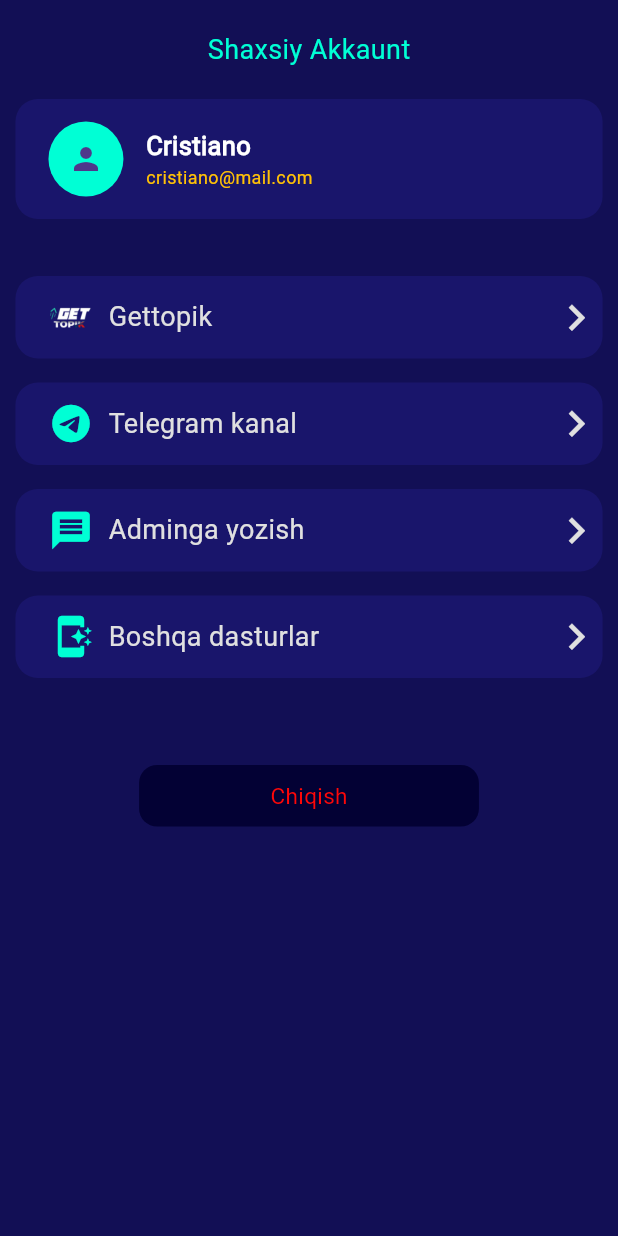
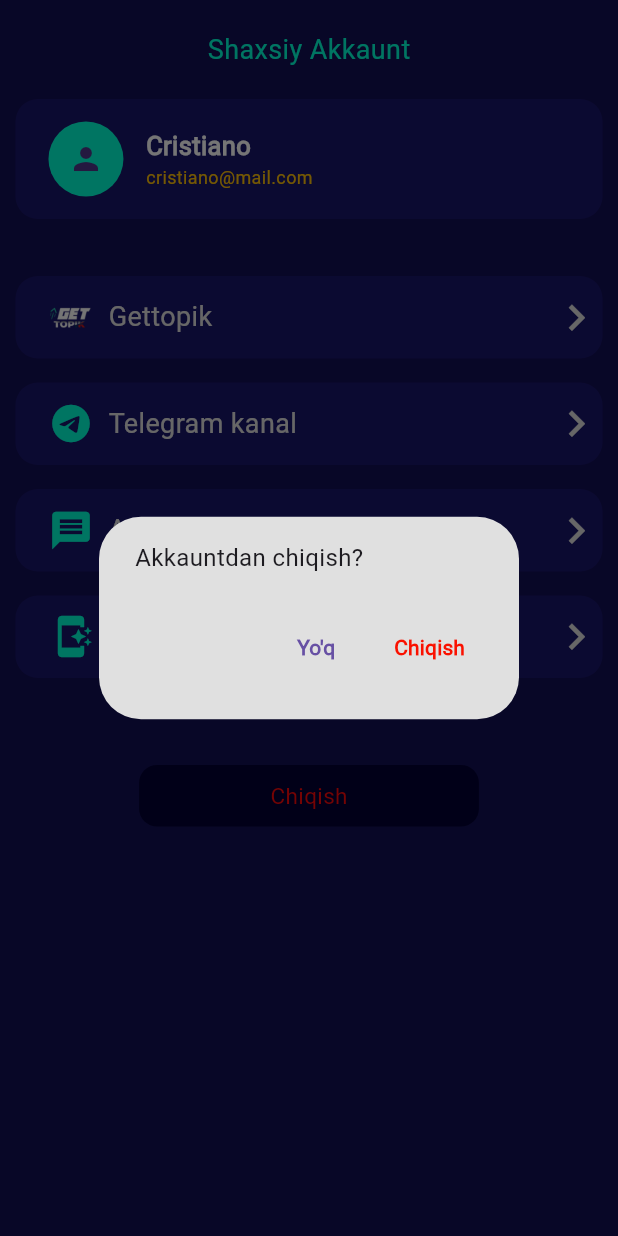
Before and after one commit to azimjaan21/get_topik_korean_quiz, a Flutter app: the UserProfileScreen screen opened by its route, after a tap on "Chiqish", on a phone screen of 412 x 824 dp. Run offline on Flutter 3.47's test engine with Material 3 defaults, Android fonts, the phone set to English and light mode, and no system bars; our stand-ins replace animated_splash_screen, firebase_auth, firebase_core, flutter_tts; accounts and stored records are empty.

Commit message:
nofiy message installed

```diff
--- a/lib/auth/auth_service.dart
+++ b/lib/auth/auth_service.dart
@@ -33,7 +33,7 @@ class AuthService {
   }
 
   //Sign Out Account
-  Future<void> signOut() async {
+   Future<void> signOut() async {
     try {
       await _auth.signOut();
     } catch (e) {
--- a/lib/auth/sign_in_screen.dart
+++ b/lib/auth/sign_in_screen.dart
@@ -112,7 +112,7 @@ class _SignInScreenState extends State<SignInScreen> {
       _isLoading = true;
     });
 
-     try {
+    try {
       final user = await _auth.loginUserWithEmailAndPassword(
           _email.text, _password.text);
 
--- a/lib/screens/user_profile/user_profile_screen.dart
+++ b/lib/screens/user_profile/user_profile_screen.dart
@@ -45,7 +45,48 @@ class UserProfileScreen extends StatelessWidget {
               50.kH,
               LogOutButton(
                 text: 'Chiqish',
-                ontap: () => null,
+                ontap: () async {
+                  // Show confirmation dialog
+                  bool? shouldLogout = await showDialog<bool>(
+                    context: context,
+                    builder: (BuildContext context) {
+                      return AlertDialog(
+                        backgroundColor: AppColors.background,
+                        content: const Text('Akkauntdan chiqish?',
+
+                            style: logOutNotifyText),
+                        actions: [
+                          TextButton(
+                            onPressed: () {
+                              Navigator.of(context).pop(false);
+                            },
+                            child: const Text('Yo\'q', style: noText),
+                          ),
+                          TextButton(
+                            onPressed: () {
+                              Navigator.of(context).pop(true);
+                            },
+                            child: const Text('Chiqish', style: exitText),
+                          ),
+                        ],
+                      );
+                    },
+                  );
+
+                  // If user confirmed, sign out
+                  if (shouldLogout == true) {
+                    await FirebaseAuth.instance.signOut();
+                    // ignore: use_build_context_synchronously
+                    ScaffoldMessenger.of(context).showSnackBar(
+                      const SnackBar(
+                        content: Text('Akkauntdan chiqildi'),
+                      ),
+                    );
+                    // Navigate to login screen
+                    // ignore: use_build_context_synchronously
+                    goToSignINscreen(context);
+                  }
+                },
               ),
             ],
           ),
@@ -53,4 +94,13 @@ class UserProfileScreen extends StatelessWidget {
       ),
     );
   }
+
+  void goToSignINscreen(BuildContext context) {
+    Navigator.of(context).pushAndRemoveUntil(
+      MaterialPageRoute(
+        builder: (context) => const SignInScreen(),
+      ),
+      (Route<dynamic> route) => false,
+    );
+  }
 }
--- a/lib/tools/file_importer.dart
+++ b/lib/tools/file_importer.dart
@@ -24,3 +24,5 @@ export 'package:get_topik_korean_quiz/tools/icons.dart';
 export 'package:get_topik_korean_quiz/screens/user_profile/widgets/log_out_button.dart';
 export 'package:get_topik_korean_quiz/screens/user_profile/widgets/user_card.dart';
 export 'package:get_topik_korean_quiz/screens/user_profile/widgets/user_options_card.dart';
+export 'package:firebase_auth/firebase_auth.dart';
+export 'package:get_topik_korean_quiz/auth/sign_in_screen.dart';
--- a/lib/tools/router.dart
+++ b/lib/tools/router.dart
@@ -48,7 +48,7 @@ class RouterNavigator {
         return MaterialPageRoute(builder: (_) => const ResetPasswordScreen());
 
       case RouteName.userProfile:
-        return MaterialPageRoute(builder: (_) => const UserProfileScreen());
+        return MaterialPageRoute(builder: (_) =>   const UserProfileScreen());
 
       // If smth is wrong here, this screen give info:
       default:
--- a/lib/tools/styles.dart
+++ b/lib/tools/styles.dart
@@ -79,3 +79,15 @@ const logButtonText = TextStyle(
   fontSize: 15,
   fontWeight: FontWeight.w500,
 );
+
+const noText = TextStyle(fontSize: 14, fontWeight: FontWeight.w700);
+const exitText = TextStyle(
+  fontSize: 14,
+  fontWeight: FontWeight.bold,
+  color: Color.fromARGB(255, 250, 17, 0),
+);
+
+const logOutNotifyText = TextStyle(
+  fontSize: 16,
+  fontWeight: FontWeight.w400,
+);
```
